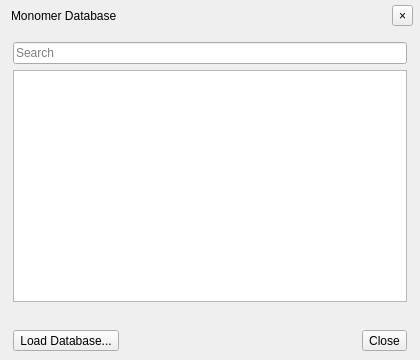
Qt form src/schrodinger/sketcher/ui/monomer_database_popup.ui (KevKeating/sketcher) before a commit.
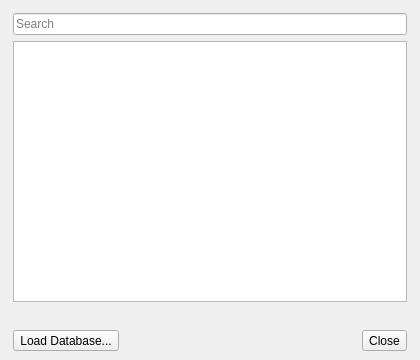
The same form after that commit. Custom widgets are drawn as their Qt base class.

Commit message: Claude reworking title bar

Diff of the .ui file:
```diff
--- a/src/schrodinger/sketcher/ui/monomer_database_popup.ui
+++ b/src/schrodinger/sketcher/ui/monomer_database_popup.ui
@@ -29,57 +29,6 @@
    <property name="bottomMargin">
     <number>1</number>
    </property>
-   <item>
-    <widget class="QWidget" name="monomer_db_title_bar" native="true">
-     <layout class="QHBoxLayout" name="title_bar_layout">
-      <property name="spacing">
-       <number>6</number>
-      </property>
-      <property name="leftMargin">
-       <number>10</number>
-      </property>
-      <property name="topMargin">
-       <number>4</number>
-      </property>
-      <property name="rightMargin">
-       <number>6</number>
-      </property>
-      <property name="bottomMargin">
-       <number>4</number>
-      </property>
-      <item>
-       <widget class="QLabel" name="monomer_db_title_lbl">
-        <property name="text">
-         <string>Monomer Database</string>
-        </property>
-       </widget>
-      </item>
-      <item>
-       <spacer name="title_bar_spacer">
-        <property name="orientation">
-         <enum>Qt::Orientation::Horizontal</enum>
-        </property>
-        <property name="sizeHint" stdset="0">
-         <size>
-          <width>0</width>
-          <height>0</height>
-         </size>
-        </property>
-       </spacer>
-      </item>
-      <item>
-       <widget class="QToolButton" name="monomer_db_close_btn">
-        <property name="toolTip">
-         <string>Close</string>
-        </property>
-        <property name="text">
-         <string>×</string>
-        </property>
-       </widget>
-      </item>
-     </layout>
-    </widget>
-   </item>
    <item>
     <layout class="QVBoxLayout" name="content_layout">
      <property name="spacing">
```
The commit also changes 7 other files.
